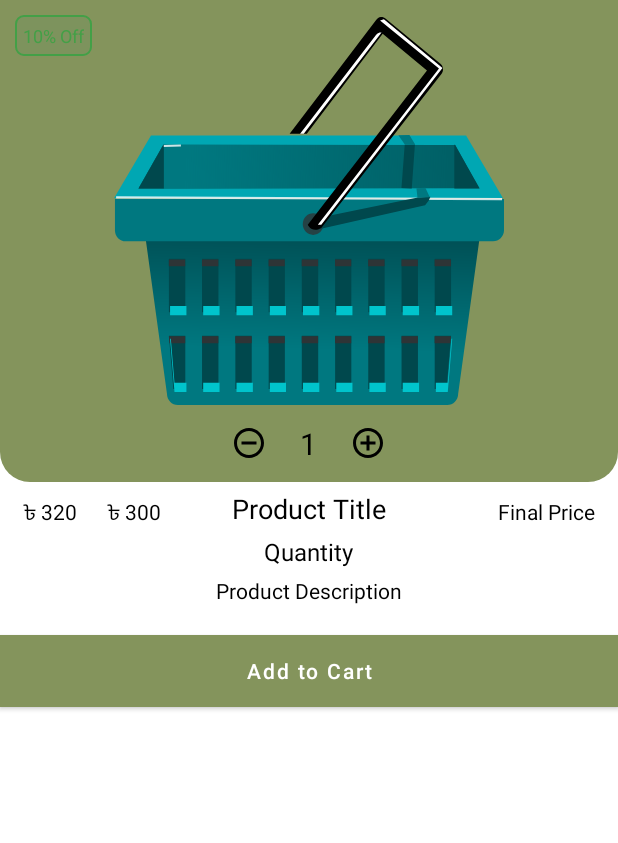
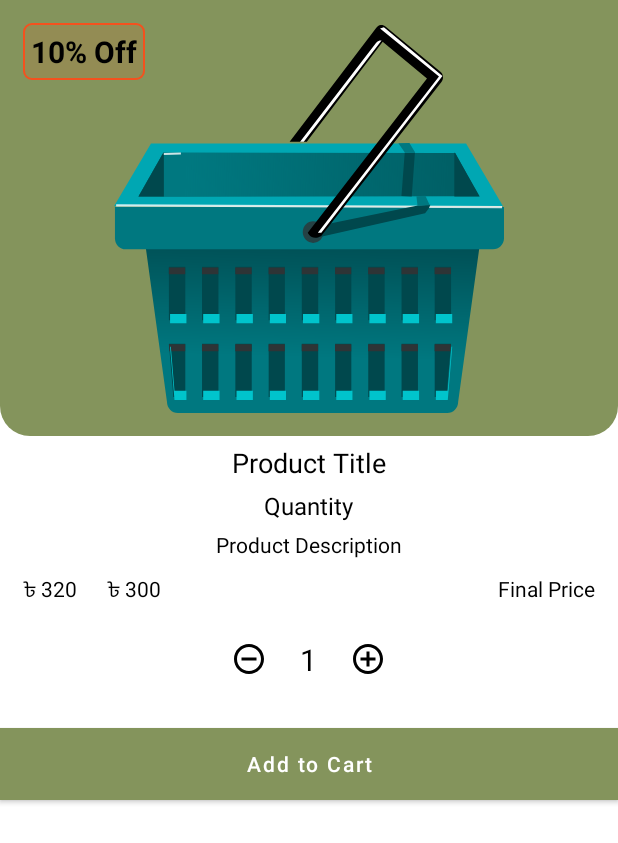
Before and after one commit to dipu0/Greeneries-E-Gardening-Android-App, an Android app: the layout dialog_quantity.xml on its own in the app's theme, with its tools: preview values and no code run, on a phone screen of 412 x 824 dp. Shown: the top 843 px of the screen. Run offline under Robolectric (Android 15) with nearby library versions, the phone set to English and light mode, and no system bars.

Commit message:
ui changes

```diff
--- a/app/src/main/res/layout/dialog_quantity.xml
+++ b/app/src/main/res/layout/dialog_quantity.xml
@@ -13,7 +13,7 @@
             android:layout_width="match_parent"
             android:layout_height="260dp"
             android:layout_centerHorizontal="true"
-            android:layout_marginTop="10dp"
+            android:layout_margin="15dp"
             android:src="@drawable/ic_cart_type2" />
 
         <TextView
@@ -25,58 +25,65 @@
             android:layout_marginTop="10dp"
             android:layout_marginEnd="10dp"
             android:layout_marginBottom="10dp"
-            android:background="@drawable/shap_rect05"
+            android:background="@drawable/shape_rect05"
+            android:layout_margin="15dp"
             android:padding="5dp"
             android:text="10% Off"
-            android:textColor="@color/colorGreen"
-            android:textSize="12dp" />
+            android:textColor="@color/colorBlack"
+            android:textSize="20dp"
+            android:textStyle="bold" />
 
+    </RelativeLayout>
 
-        <LinearLayout
+    <RelativeLayout
         android:layout_width="match_parent"
         android:layout_height="wrap_content"
-            android:layout_below="@id/productIV"
-            android:layout_marginLeft="10dp"
-            android:layout_marginRight="10dp"
-            android:gravity="center_horizontal"
-            android:orientation="horizontal">
+        android:layout_gravity="center_horizontal"
+        android:layout_marginLeft="5dp"
+        android:layout_marginRight="5dp">
 
-            <ImageButton
-                android:id="@+id/decreaseBtn"
+        <TextView
+            android:id="@+id/titleTV"
             android:layout_width="wrap_content"
             android:layout_height="wrap_content"
-                android:layout_gravity="center_vertical"
-                android:layout_margin="10dp"
-                android:background="@null"
-                android:src="@drawable/ic_remove_black" />
+            android:layout_below="@id/productIV"
+            android:layout_centerHorizontal="true"
+            android:layout_marginTop="5dp"
+            android:text="Product Title"
+            android:textColor="@color/colorBlack"
+            android:textSize="18sp" />
 
         <TextView
-                android:id="@+id/quantityTV"
+            android:id="@+id/pQuantityTV"
             android:layout_width="wrap_content"
             android:layout_height="wrap_content"
-                android:layout_margin="10dp"
-                android:padding="2dp"
-                android:text="1"
+            android:layout_below="@id/titleTV"
+            android:layout_centerHorizontal="true"
+            android:layout_marginTop="5dp"
+
+            android:text="Quantity"
             android:textColor="@color/colorBlack"
-                android:textSize="20dp" />
+            android:textSize="16dp" />
 
-            <ImageButton
-                android:id="@+id/increasBtn"
+        <TextView
+            android:id="@+id/descriptionTV"
             android:layout_width="wrap_content"
             android:layout_height="wrap_content"
-                android:layout_gravity="center_vertical"
-                android:layout_margin="10dp"
-                android:background="@null"
-                android:src="@drawable/ic_add_black" />
+            android:layout_below="@id/pQuantityTV"
+            android:layout_centerHorizontal="true"
+            android:layout_marginTop="5dp"
+            android:textSize="14sp"
+            android:text="Product Description"
+            android:textColor="@color/colorBlack" />
 
-        </LinearLayout>
     </RelativeLayout>
 
     <RelativeLayout
         android:layout_width="match_parent"
         android:layout_height="wrap_content"
         android:layout_marginLeft="5dp"
-        android:layout_marginRight="5dp">
+        android:layout_marginRight="5dp"
+        android:layout_gravity="center_horizontal">
 
         <TextView
             android:id="@+id/orignalPriceTV"
@@ -110,42 +117,44 @@
             android:gravity="start"
             android:textColor="@color/colorBlack" />
 
-        <TextView
-            android:id="@+id/titleTV"
+    </RelativeLayout>
+
+    <LinearLayout
+        android:layout_width="match_parent"
+        android:layout_height="wrap_content"
+        android:layout_below="@id/productIV"
+        android:gravity="center_horizontal"
+        android:orientation="horizontal">
+
+        <ImageButton
+            android:id="@+id/decreaseBtn"
             android:layout_width="wrap_content"
             android:layout_height="wrap_content"
-            android:layout_below="@id/productIV"
-            android:layout_centerHorizontal="true"
-            android:layout_marginTop="5dp"
-            android:textSize="18sp"
-            android:text="Product Title"
-            android:textColor="@color/colorBlack" />
+            android:layout_gravity="center_vertical"
+            android:layout_margin="10dp"
+            android:background="@null"
+            android:src="@drawable/ic_remove_black" />
 
         <TextView
-            android:id="@+id/pQuantityTV"
+            android:id="@+id/quantityTV"
             android:layout_width="wrap_content"
             android:layout_height="wrap_content"
-            android:layout_below="@id/titleTV"
-            android:layout_centerHorizontal="true"
-            android:layout_marginTop="5dp"
+            android:layout_margin="10dp"
+            android:padding="2dp"
+            android:text="1"
+            android:textColor="@color/colorBlack"
+            android:textSize="20dp" />
 
-            android:text="Quantity"
-            android:textColor="@color/colorBlack"
-            android:textSize="16dp" />
-
-        <TextView
-            android:id="@+id/descriptionTV"
+        <ImageButton
+            android:id="@+id/increasBtn"
             android:layout_width="wrap_content"
             android:layout_height="wrap_content"
-            android:layout_below="@id/pQuantityTV"
-            android:layout_centerHorizontal="true"
-            android:layout_marginTop="5dp"
-            android:textSize="14sp"
-            android:text="Product Description"
-            android:textColor="@color/colorBlack" />
+            android:layout_gravity="center_vertical"
+            android:layout_margin="10dp"
+            android:background="@null"
+            android:src="@drawable/ic_add_black" />
 
-
-    </RelativeLayout>
+    </LinearLayout>
 
     <Button
         android:id="@+id/continueBtn"
```
Also changed, not shown: app/src/main/java/com/chowdhuryelab/greeneries/adapters/AdapterAllProductShow.java (+1 -11 lines), app/src/main/java/com/chowdhuryelab/greeneries/adapters/AdapterProductBuyer.java (+1 -12 lines), app/src/main/res/layout/dialog_productdetails.xml (+28 -33 lines), 370 other files. Lines whose indentation alone changed are shown as unchanged.
